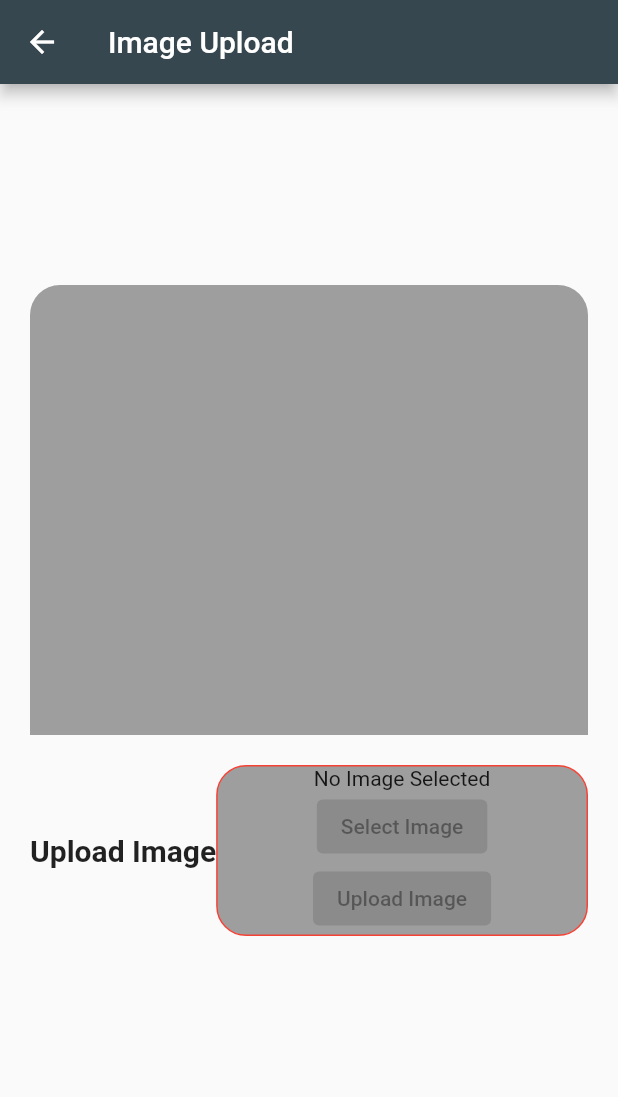
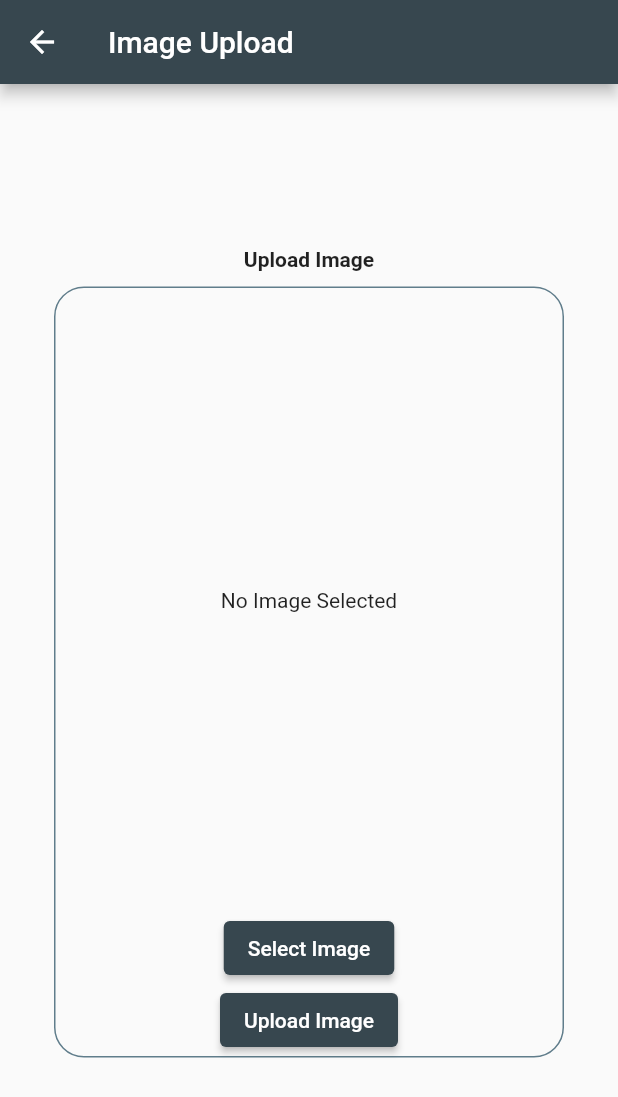
Before and after one commit to SI-Abid/Flutter-App, a Flutter app: the ImageUpload screen opened directly with empty values, on a phone screen of 412 x 824 dp. Shown: the top 1097 px of the screen. Run offline on Flutter 3.47's test engine with Material 2 defaults, Android fonts, the phone set to English and light mode, and no system bars; our stand-ins replace cloud_firestore, firebase_auth, firebase_core, firebase_storage, fluttertoast, image_picker; accounts and stored records are empty; generated files the repository leaves out were written again.

Commit message:
user image

```diff
--- a/lib/screens/imageupload.dart
+++ b/lib/screens/imageupload.dart
@@ -1,6 +1,9 @@
 import 'dart:io';
 
+import 'package:cloud_firestore/cloud_firestore.dart';
+import 'package:firebase_storage/firebase_storage.dart';
 import 'package:flutter/material.dart';
+import 'package:image_picker/image_picker.dart';
 
 class ImageUpload extends StatefulWidget {
   final String? userId;
@@ -12,6 +15,37 @@ class ImageUpload extends StatefulWidget {
 
 class _ImageUploadState extends State<ImageUpload> {
   File? image;
+  final imagePicker = ImagePicker();
+  String? downloadUrl;
+
+  Future getImage() async {
+    final pick = await imagePicker.pickImage(source: ImageSource.gallery);
+    setState(() {
+      if (pick != null) {
+        image = File(pick.path);
+      } else {
+        showSnackbar("No image selected", const Duration(milliseconds: 400));
+      }
+    });
+  }
+
+  uploadImage() async {
+    final ref = FirebaseStorage.instance.ref().child("user_image").child("${widget.userId!}.jpg");
+    await ref.putFile(image!);
+    downloadUrl = await ref.getDownloadURL();
+    // print(downloadUrl);
+    showSnackbar("Image uploaded", const Duration(milliseconds: 600));
+    Navigator.of(context).pop();
+    // set image url to user collection
+    await FirebaseFirestore.instance.collection("users").doc(widget.userId).update({
+      "imageUrl": downloadUrl,
+    });
+  }
+
+  showSnackbar(String text, Duration d) {
+    final snakText = SnackBar(content: Text(text), duration: d);
+    ScaffoldMessenger.of(context).showSnackBar(snakText);
+  }
 
   @override
   Widget build(BuildContext context) {
@@ -21,61 +55,51 @@ class _ImageUploadState extends State<ImageUpload> {
         ),
         body: Center(
           child: Padding(
-            padding: const EdgeInsets.all(20),
+            padding: const EdgeInsets.all(8.0),
             child: ClipRRect(
-              borderRadius: BorderRadius.circular(20),
+              borderRadius: BorderRadius.circular(30),
               child: SizedBox(
-                height: 500,
+                height: 550,
                 width: double.infinity,
                 child: Column(
-                  children: [
-                    Container(
-                      height: 300,
-                      width: double.infinity,
-                      color: Colors.grey,
-                    ),
-                    const SizedBox(height: 20),
-                    Row(
-                      mainAxisAlignment: MainAxisAlignment.spaceEvenly,
                   children: [
                     const Text(
                       'Upload Image',
                       style: TextStyle(
-                            fontSize: 20,
                         fontWeight: FontWeight.bold,
                       ),
                     ),
-                        const SizedBox(
-                          height: 5,
-                        ),
+                    const SizedBox(height: 10),
                     Expanded(
                       flex: 4,
                       child: Container(
-                              width: 350,
+                        width: 340,
                         decoration: BoxDecoration(
-                                color: Colors.grey,
                           borderRadius: BorderRadius.circular(20),
                           border: Border.all(
-                                  color: Colors.red,
+                            color: Colors.blueGrey,
                           ),
                         ),
                         child: Center(
-                                child: Column(children: [
+                            child: Column(
+                          mainAxisAlignment: MainAxisAlignment.spaceBetween,
+                          children: [
                             Expanded(
                                 child: image == null
-                                          ? const Text('No Image Selected')
+                                    ? const Center(
+                                        child: Text('No Image Selected'))
                                     : Image.file(image!)),
-                                  const ElevatedButton(
-                                      onPressed: null,
-                                      child: Text('Select Image')),
-                                  const ElevatedButton(
-                                      onPressed: null,
-                                      child: Text('Upload Image')),
-                                ]),
+                            ElevatedButton(
+                                onPressed: getImage,
+                                child: const Text('Select Image')),
+                            ElevatedButton(
+                                onPressed: uploadImage,
+                                child: const Text('Upload Image'))
+                          ],
                         )),
-                        )
-                      ],
                       ),
+                    ),
+                    const SizedBox(height: 10),
                   ],
                 ),
               ),
--- a/lib/screens/profile.dart
+++ b/lib/screens/profile.dart
@@ -64,7 +64,7 @@ class _ProfileScreenState extends State<ProfileScreen> {
                     children: [
                       CircleAvatar(
                         radius: 80.0,
-                        backgroundImage: NetworkImage(loggedInUser.photoUrl ??
+                        backgroundImage: NetworkImage(loggedInUser.imageUrl ??
                             'https://www.pngitem.com/pimgs/m/146-1468479_my-profile-icon-blank-profile-picture-circle-hd.png'),
                       ),
                       Positioned(
@@ -174,13 +174,13 @@ class _ProfileScreenState extends State<ProfileScreen> {
   }
 
   sendVerifyLink() async {
+    user.reload();
     if (user.emailVerified) {
-      user.reload();
       setState(() {
         loggedInUser.verified = user.emailVerified;
       });
       Fluttertoast.showToast(
-          msg: 'Email already verified',
+          msg: 'Email verified',
           toastLength: Toast.LENGTH_SHORT,
           gravity: ToastGravity.BOTTOM,
           timeInSecForIosWeb: 1,
```
Also changed, not shown: lib/models/user.dart (+4 -4 lines), 1 other file. Lines whose indentation alone changed are shown as unchanged.
